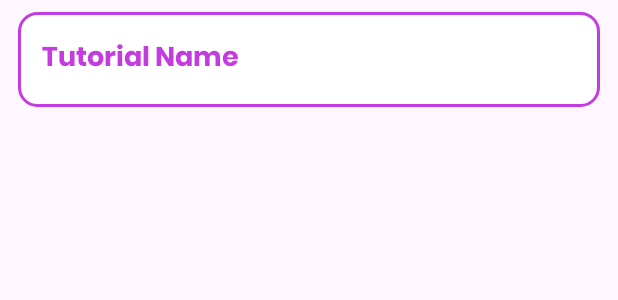
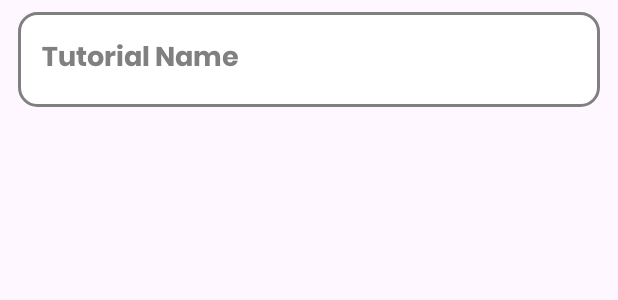
Before and after one commit to mohamedrifa/DeafMute, an Android app: the layout item_tutorial.xml on its own in the app's theme, with its tools: preview values and no code run, on a phone screen of 412 x 824 dp. Shown: the top 300 px of the screen. Run offline under Robolectric (Android 15) with nearby library versions, the phone set to English and light mode, and no system bars.

Commit message:
05/04/2025
.

```diff
--- a/app/src/main/java/com/example/deafandmute/TutorialAdapter.java
+++ b/app/src/main/java/com/example/deafandmute/TutorialAdapter.java
@@ -50,7 +50,7 @@ public class TutorialAdapter extends RecyclerView.Adapter<TutorialAdapter.Tutori
             listener.onTutorialClick(tutorial.getUrl(), position);
         } else {
             holder.ListBar.setBackgroundResource(R.drawable.tutorial_item_border);
-            holder.nameTextView.setTextColor(Color.parseColor("#C33CE0"));
+            holder.nameTextView.setTextColor(Color.parseColor("#808080"));
         }
         holder.ListBar.setOnClickListener(v -> selectVideo(position, tutorial.getUrl()));
     }
--- a/app/src/main/res/drawable/tutorial_item_border.xml
+++ b/app/src/main/res/drawable/tutorial_item_border.xml
@@ -4,6 +4,6 @@
     <solid android:color="@android:color/white" />
     <stroke
         android:width="2dp"
-        android:color="#C33CE0" />
+        android:color="#808080" />
     <corners android:radius="12dp" />
 </shape>
--- a/app/src/main/res/drawable/tutorial_selected.xml
+++ b/app/src/main/res/drawable/tutorial_selected.xml
@@ -1,9 +1,9 @@
 <?xml version="1.0" encoding="utf-8"?>
 <shape xmlns:android="http://schemas.android.com/apk/res/android"
     android:shape="rectangle">
-    <solid android:color="#C33CE0" />
+    <solid android:color="#808080" />
     <stroke
         android:width="2dp"
-        android:color="#C33CE0" />
+        android:color="#808080" />
     <corners android:radius="12dp" />
 </shape>
--- a/app/src/main/res/layout/item_tutorial.xml
+++ b/app/src/main/res/layout/item_tutorial.xml
@@ -23,7 +23,7 @@
             android:layout_height="wrap_content"
             android:text="Tutorial Name"
             android:textSize="18sp"
-            android:textColor="#C33CE0"
+            android:textColor="#808080"
             android:fontFamily="@font/poppins_bold"/>
     </LinearLayout>
 
```
